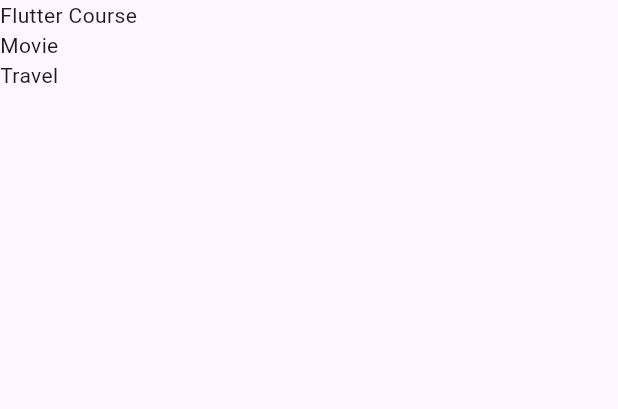
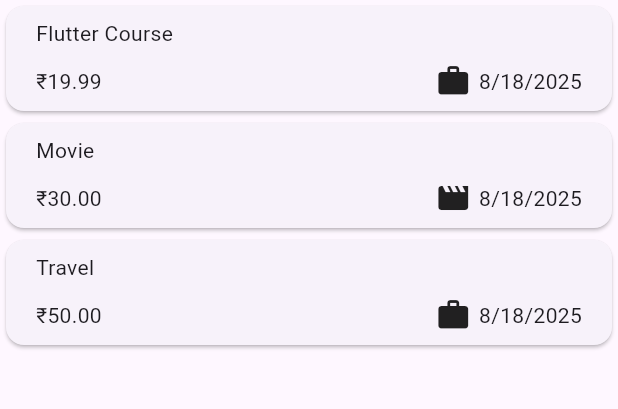
Before and after one commit to prashantmanna/expense_tracker, a Flutter app: the screen it shows after launch, on a phone screen of 412 x 824 dp, the part 30-439 px from its top. Run offline on Flutter 3.47's test engine with Material 3 defaults, Android fonts, the phone set to English and light mode, and no system bars.

Commit message:
second commit

```diff
--- a/lib/Expenses.dart
+++ b/lib/expenses_list/Expenses.dart
@@ -1,6 +1,6 @@
 import 'package:flutter/material.dart';
 import 'package:expense_tracker/models/Expense.dart';
-import 'package:expense_tracker/Expenses_List.dart';
+import 'package:expense_tracker/expenses_list/Expenses_List.dart';
 
 class Expenses extends StatefulWidget {
   const Expenses({super.key});
--- a/lib/Expenses_List.dart
+++ b/lib/expenses_list/Expenses_List.dart
@@ -1,7 +1,8 @@
-import 'package:expense_tracker/Expenses.dart';
+import 'package:expense_tracker/expenses_list/Expenses.dart';
 import 'package:flutter/cupertino.dart';
 
-import 'models/Expense.dart';
+import '../models/Expense.dart';
+import 'expenses_item.dart';
 
 class Expenses_List extends StatelessWidget{
   const Expenses_List({super.key , required this.expenses_list});
@@ -12,7 +13,7 @@ class Expenses_List extends StatelessWidget{
   Widget build(BuildContext context) {
     return ListView.builder(
       itemCount: expenses_list.length,
-      itemBuilder: (context,index)=> Text(expenses_list[index].title),
+      itemBuilder: (context,index)=> ExpensesItem(expenses_list[index]),
     );
   }
 
--- /dev/null
+++ b/lib/expenses_list/expenses_item.dart
@@ -0,0 +1,38 @@
+import 'package:expense_tracker/models/Expense.dart';
+import 'package:flutter/cupertino.dart';
+import 'package:flutter/material.dart';
+
+class ExpensesItem extends StatelessWidget {
+  const ExpensesItem(this.expense, {super.key});
+
+  final Expense expense;
+
+  @override
+  Widget build(BuildContext context) {
+    return Card(
+      child: Padding(
+        padding: const EdgeInsets.symmetric(vertical: 8.0, horizontal: 20.0),
+        child: Column(
+          crossAxisAlignment: CrossAxisAlignment.start,
+          children: [
+            Text(expense.title),
+            SizedBox(height: 10),
+            Row(
+              children: [
+                Text('\u20B9${expense.amount.toStringAsFixed(2)}'),
+                Spacer(),
+                Row(
+                  children: [
+                    Icon(CategoryIcons[expense.category]),
+                    SizedBox(width: 5),
+                    Text(expense.formattedDate),
+                  ],
+                ),
+              ],
+            ),
+          ],
+        ),
+      ),
+    );
+  }
+}
--- a/lib/main.dart
+++ b/lib/main.dart
@@ -1,10 +1,11 @@
 import 'package:flutter/material.dart';
 
-import 'Expenses.dart';
+import 'expenses_list/Expenses.dart';
 
 void main(){
   runApp(
       const MaterialApp(
+        debugShowCheckedModeBanner: false,
     home: Expenses(),
   ));
 }
--- a/lib/models/Expense.dart
+++ b/lib/models/Expense.dart
@@ -1,5 +1,10 @@
 import 'package:flutter/foundation.dart';
+import 'package:flutter/material.dart';
 import 'package:uuid/uuid.dart';
+import 'package:intl/intl.dart';
+
+
+final formatter = DateFormat.yMd();
 
 const uuid = Uuid();
 enum Category {
@@ -8,6 +13,13 @@ enum Category {
   entertainment,
   work
 }
+
+const CategoryIcons = <Category, IconData>{
+  Category.food : Icons.lunch_dining,
+  Category.travel : Icons.flight_takeoff,
+  Category.entertainment : Icons.movie,
+  Category.work : Icons.work
+};
 class Expense {
   Expense(
       {required this.title,required this.amount,required this.date,required this.category}
@@ -21,5 +33,9 @@ class Expense {
   final Category category;
 
 
+  String get formattedDate {
+    return formatter.format(date);
+  }
+
 
 }
--- a/pubspec.yaml
+++ b/pubspec.yaml
@@ -35,6 +35,7 @@ dependencies:
   # Use with the CupertinoIcons class for iOS style icons.
   cupertino_icons: ^1.0.8
   uuid: ^4.5.1
+  intl: ^0.20.2
 
 dev_dependencies:
   flutter_test:
```
Also changed, not shown: pubspec.lock.
